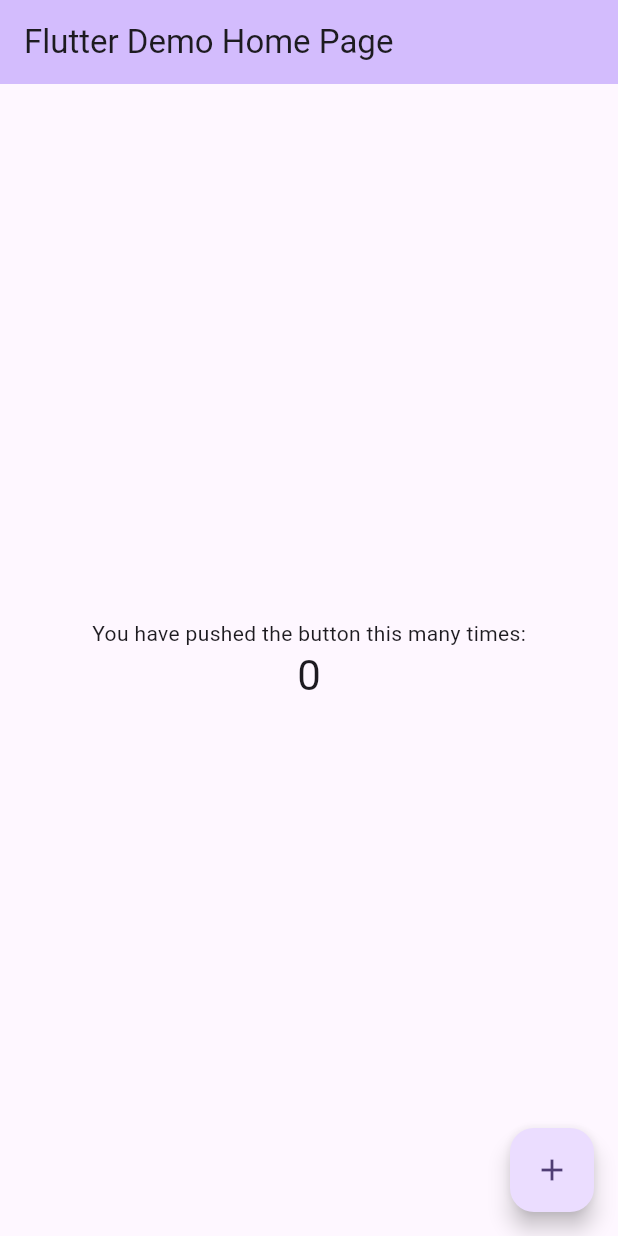
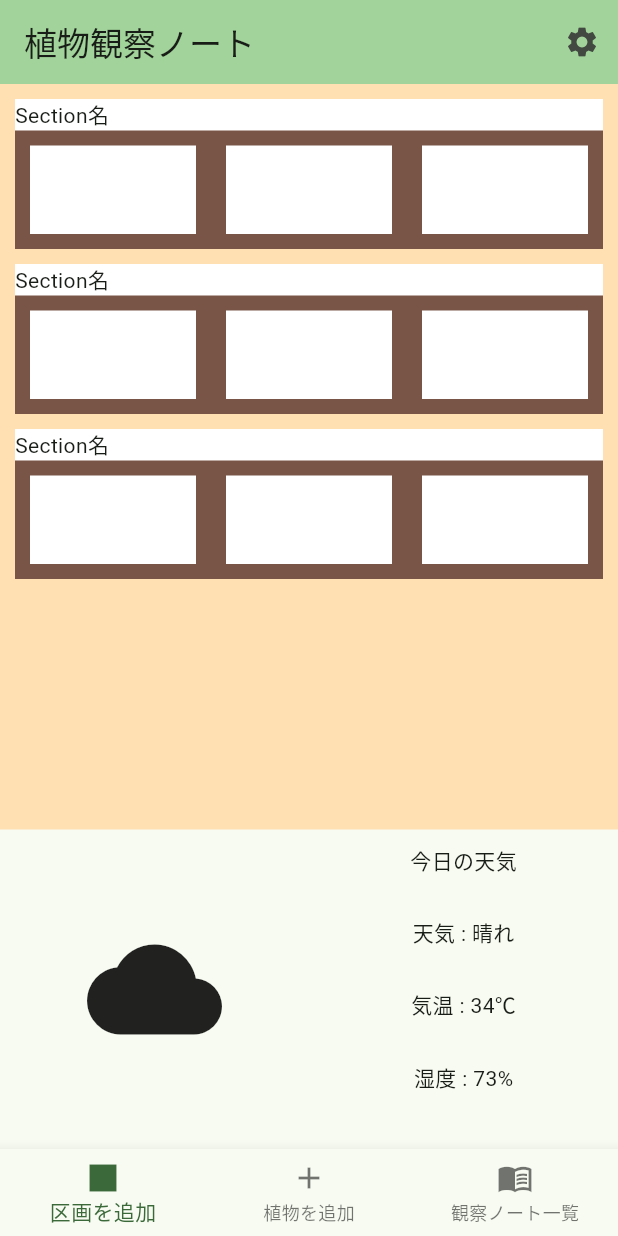
Before and after one commit to taimatu7/ai_plant_observation_note, a Flutter app: the screen it shows after launch, on a phone screen of 412 x 824 dp. Run offline on Flutter 3.47's test engine with Material 2 defaults, Android fonts, the phone set to English and light mode, and no system bars; our stand-ins replace flutter_riverpod.

Commit message:
- 農園画面を追加する

```diff
--- a/lib/main.dart
+++ b/lib/main.dart
@@ -1,3 +1,6 @@
+import 'package:ai_plant_observation_note/routes/routes.dart';
+
+import 'presentation/plantation/screens/plantation_screen.dart';
 import 'package:flutter/material.dart';
 
 void main() {
@@ -7,119 +10,16 @@ void main() {
 class MyApp extends StatelessWidget {
   const MyApp({super.key});
 
-  // This widget is the root of your application.
   @override
   Widget build(BuildContext context) {
     return MaterialApp(
-      title: 'Flutter Demo',
+      title: '植物観察ノート',
       theme: ThemeData(
-        // This is the theme of your application.
-        //
-        // TRY THIS: Try running your application with "flutter run". You'll see
-        // the application has a blue toolbar. Then, without quitting the app,
-        // try changing the seedColor in the colorScheme below to Colors.green
-        // and then invoke "hot reload" (save your changes or press the "hot
-        // reload" button in a Flutter-supported IDE, or press "r" if you used
-        // the command line to start the app).
-        //
-        // Notice that the counter didn't reset back to zero; the application
-        // state is not lost during the reload. To reset the state, use hot
-        // restart instead.
-        //
-        // This works for code too, not just values: Most code changes can be
-        // tested with just a hot reload.
-        colorScheme: ColorScheme.fromSeed(seedColor: Colors.deepPurple),
+        colorScheme: ColorScheme.fromSeed(seedColor: Colors.green),
         useMaterial3: true,
       ),
-      home: const MyHomePage(title: 'Flutter Demo Home Page'),
+      home: const PlantationScreen(),
+      routes: routes,
     );
   }
 }
-
-class MyHomePage extends StatefulWidget {
-  const MyHomePage({super.key, required this.title});
-
-  // This widget is the home page of your application. It is stateful, meaning
-  // that it has a State object (defined below) that contains fields that affect
-  // how it looks.
-
-  // This class is the configuration for the state. It holds the values (in this
-  // case the title) provided by the parent (in this case the App widget) and
-  // used by the build method of the State. Fields in a Widget subclass are
-  // always marked "final".
-
-  final String title;
-
-  @override
-  State<MyHomePage> createState() => _MyHomePageState();
-}
-
-class _MyHomePageState extends State<MyHomePage> {
-  int _counter = 0;
-
-  void _incrementCounter() {
-    setState(() {
-      // This call to setState tells the Flutter framework that something has
-      // changed in this State, which causes it to rerun the build method below
-      // so that the display can reflect the updated values. If we changed
-      // _counter without calling setState(), then the build method would not be
-      // called again, and so nothing would appear to happen.
-      _counter++;
-    });
-  }
-
-  @override
-  Widget build(BuildContext context) {
-    // This method is rerun every time setState is called, for instance as done
-    // by the _incrementCounter method above.
-    //
-    // The Flutter framework has been optimized to make rerunning build methods
-    // fast, so that you can just rebuild anything that needs updating rather
-    // than having to individually change instances of widgets.
-    return Scaffold(
-      appBar: AppBar(
-        // TRY THIS: Try changing the color here to a specific color (to
-        // Colors.amber, perhaps?) and trigger a hot reload to see the AppBar
-        // change color while the other colors stay the same.
-        backgroundColor: Theme.of(context).colorScheme.inversePrimary,
-        // Here we take the value from the MyHomePage object that was created by
-        // the App.build method, and use it to set our appbar title.
-        title: Text(widget.title),
-      ),
-      body: Center(
-        // Center is a layout widget. It takes a single child and positions it
-        // in the middle of the parent.
-        child: Column(
-          // Column is also a layout widget. It takes a list of children and
-          // arranges them vertically. By default, it sizes itself to fit its
-          // children horizontally, and tries to be as tall as its parent.
-          //
-          // Column has various properties to control how it sizes itself and
-          // how it positions its children. Here we use mainAxisAlignment to
-          // center the children vertically; the main axis here is the vertical
-          // axis because Columns are vertical (the cross axis would be
-          // horizontal).
-          //
-          // TRY THIS: Invoke "debug painting" (choose the "Toggle Debug Paint"
-          // action in the IDE, or press "p" in the console), to see the
-          // wireframe for each widget.
-          mainAxisAlignment: MainAxisAlignment.center,
-          children: <Widget>[
-            const Text(
-              'You have pushed the button this many times:',
-            ),
-            Text(
-              '$_counter',
-              style: Theme.of(context).textTheme.headlineMedium,
-            ),
-          ],
-        ),
-      ),
-      floatingActionButton: FloatingActionButton(
-        onPressed: _incrementCounter,
-        tooltip: 'Increment',
-        child: const Icon(Icons.add),
-      ), // This trailing comma makes auto-formatting nicer for build methods.
-    );
-  }
-}
--- /dev/null
+++ b/lib/presentation/component/endDrawer.dart
@@ -0,0 +1,18 @@
+import 'package:flutter/material.dart';
+
+class EndDrawer extends StatelessWidget {
+  const EndDrawer({Key? key}) : super(key: key);
+
+  @override
+  Widget build(BuildContext context) {
+    return Drawer(
+      child: ListView(
+        children: const [
+          ListTile(title: Text("区画を追加")),
+          ListTile(title: Text("植物を追加")),
+          ListTile(title: Text("植物を観察ノート一覧"))
+        ],
+      ),
+    );
+  }
+}
--- /dev/null
+++ b/lib/presentation/plantation/screens/plantation_screen.dart
@@ -0,0 +1,60 @@
+import 'package:ai_plant_observation_note/presentation/component/endDrawer.dart';
+import 'package:ai_plant_observation_note/presentation/plantation/widgets/section.dart';
+import 'package:ai_plant_observation_note/presentation/plantation/widgets/weather_info_area.dart';
+import 'package:flutter/material.dart';
+import 'package:flutter_riverpod/flutter_riverpod.dart';
+
+class PlantationScreen extends ConsumerWidget {
+  const PlantationScreen({super.key});
+
+  @override
+  Widget build(BuildContext context, WidgetRef ref) {
+    return Scaffold(
+      appBar: AppBar(
+        title: const Text('植物観察ノート'),
+        backgroundColor: Theme.of(context).colorScheme.inversePrimary,
+        actions: [
+          IconButton(
+            icon: const Icon(Icons.settings),
+            onPressed: () {
+              Navigator.of(context).pushNamed('/settings');
+            },
+          ),
+        ],
+      ),
+      body: Column(
+        children: [
+          Expanded(
+              flex: 7,
+              child: Container(
+                padding: EdgeInsets.all(10),
+                color: Colors.orange[100],
+                child: const SingleChildScrollView(
+                  child: Column(
+                    children: [
+                      Section(),
+                      SizedBox(height: 10),
+                      Section(),
+                      SizedBox(height: 10),
+                      Section(),
+                    ],
+                  ),
+                ),
+              )),
+          Expanded(
+            flex: 3,
+            child: WeatherInfoArea(),
+          ),
+        ],
+      ),
+      bottomNavigationBar: BottomNavigationBar(
+        items: [
+          BottomNavigationBarItem(icon: Icon(Icons.square), label: '区画を追加'),
+          BottomNavigationBarItem(icon: Icon(Icons.add), label: '植物を追加'),
+          BottomNavigationBarItem(
+              icon: Icon(Icons.menu_book_sharp), label: '観察ノート一覧'),
+        ],
+      ),
+    );
+  }
+}
--- /dev/null
+++ b/lib/presentation/plantation/widgets/section.dart
@@ -0,0 +1,51 @@
+import 'package:flutter/material.dart';
+
+class Section extends StatelessWidget {
+  const Section({super.key});
+
+  @override
+  Widget build(Object context) {
+    return Container(
+      height: 100,
+      color: Colors.white,
+      child: Column(
+        children: [
+          Container(child: Text('Section名'), alignment: Alignment.topLeft),
+          Expanded(
+            child: Row(
+              children: [
+                Expanded(
+                  flex: 1,
+                  child: Container(
+                      padding: EdgeInsets.all(10),
+                      color: Colors.brown,
+                      child: Container(
+                        color: Colors.white,
+                      )),
+                ),
+                Expanded(
+                  flex: 1,
+                  child: Container(
+                      padding: EdgeInsets.all(10),
+                      color: Colors.brown,
+                      child: Container(
+                        color: Colors.white,
+                      )),
+                ),
+                Expanded(
+                  flex: 1,
+                  child: Container(
+                      padding: EdgeInsets.all(10),
+                      color: Colors.brown,
+                      child: Container(
+                        color: Colors.white,
+                      )),
+                ),
+              ],
+            ),
+          ),
+        ],
+      ),
+    );
+  }
+}
--- /dev/null
+++ b/lib/presentation/plantation/widgets/weather_info_area.dart
@@ -0,0 +1,52 @@
+import 'package:flutter/material.dart';
+
+class WeatherInfoArea extends StatelessWidget {
+  @override
+  Widget build(BuildContext context) {
+    return Container(
+        child: Row(
+      children: [
+        Expanded(
+          flex: 1,
+          child: Container(
+            child: Icon(Icons.cloud, size: 90),
+          ),
+        ),
+        Expanded(
+          flex: 1,
+          child: Container(
+            padding: EdgeInsets.all(10),
+            child: Column(
+              children: [
+                Expanded(
+                  flex: 1,
+                  child: Container(
+                    child: Text('今日の天気'),
+                  ),
+                ),
+                Expanded(
+                  flex: 1,
+                  child: Container(
+                    child: Text('天気 : 晴れ'),
+                  ),
+                ),
+                Expanded(
+                  flex: 1,
+                  child: Container(
+                    child: Text('気温 : 34℃'),
+                  ),
+                ),
+                Expanded(
+                  flex: 1,
+                  child: Container(
+                    child: Text('湿度 : 73%'),
+                  ),
+                ),
+              ],
+            ),
+          ),
+        ),
+      ],
+    ));
+  }
+}
--- /dev/null
+++ b/lib/routes/routes.dart
@@ -0,0 +1,6 @@
+import 'package:ai_plant_observation_note/presentation/plantation/screens/plantation_screen.dart';
+import 'package:flutter/material.dart';
+
+final Map<String, WidgetBuilder> routes = {
+  '': (context) => PlantationScreen(),
+};
--- a/pubspec.yaml
+++ b/pubspec.yaml
@@ -35,6 +35,12 @@ dependencies:
   # The following adds the Cupertino Icons font to your application.
   # Use with the CupertinoIcons class for iOS style icons.
   cupertino_icons: ^1.0.2
+  realm: ^1.4.0
+  retrofit: ^4.0.1
+  logger: ^2.0.1
+  freezed: ^2.4.1
+  json_annotation: ^4.8.1
+  flutter_riverpod: ^2.3.10
 
 dev_dependencies:
   flutter_test:
```
Also changed, not shown: pubspec.lock, 5 other files.
